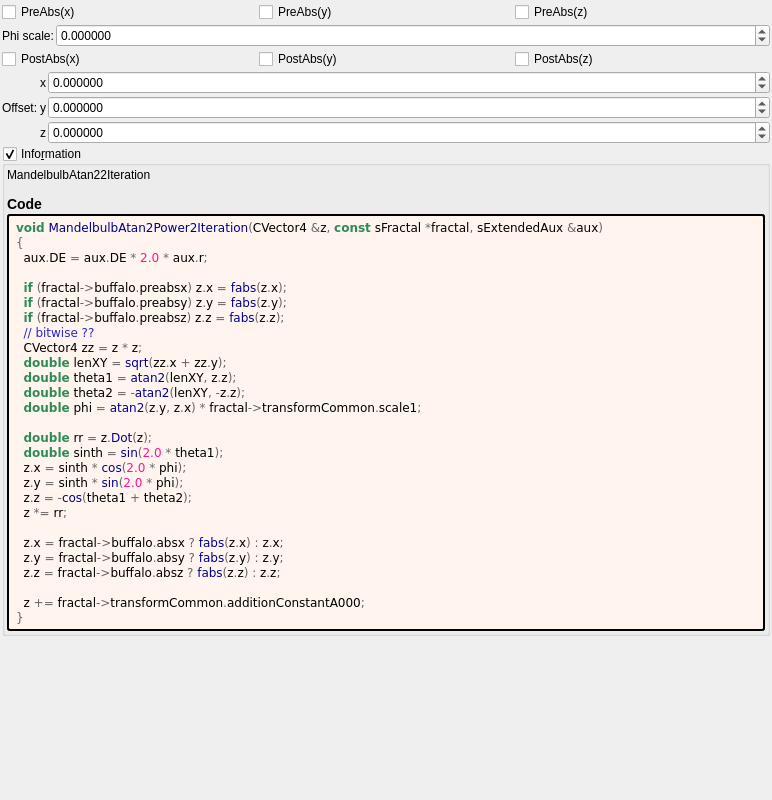
The window that mandelbulber2/formula/ui/mandelbulb_atan2_power2.ui (buddhi1980/mandelbulber2) describes before a commit, drawn with Qt 5.
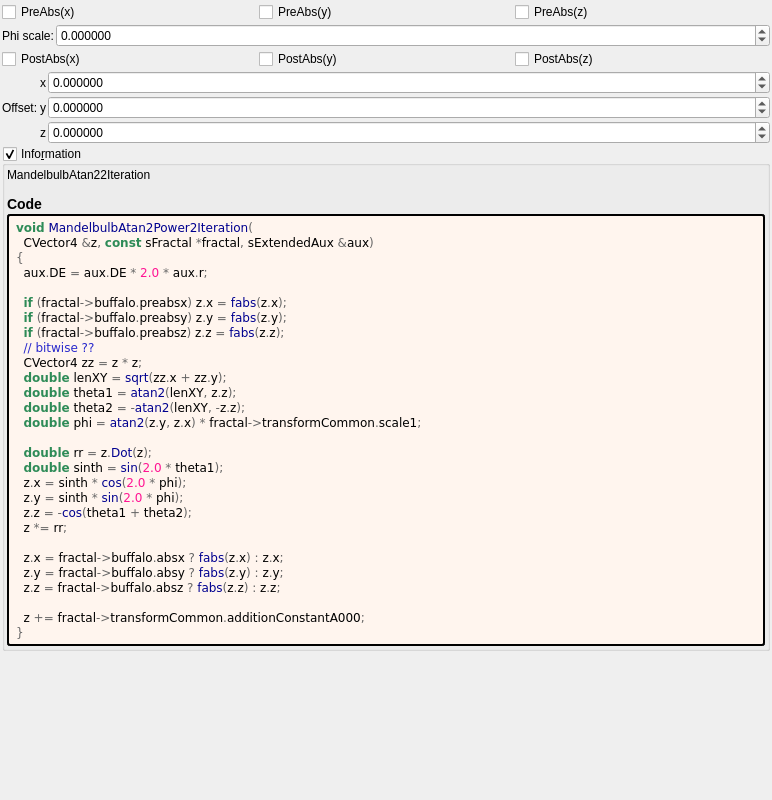
The same window after the commit. Custom widgets are drawn as their Qt base class.

Patch:
```diff
--- a/mandelbulber2/formula/ui/mandelbulb_atan2_power2.ui
+++ b/mandelbulber2/formula/ui/mandelbulb_atan2_power2.ui
@@ -274,7 +274,8 @@
         </property>
         <property name="text">
          <string notr="true">&lt;body style=&quot;background-color:#fff5ee&quot;&gt;
-&lt;pre style=&quot;color:#000000; background-color:#fff5ee;  font-family:'Courier New',monospace;&quot;&gt;&lt;span style=&quot;color:#2e8b57; font-weight:bold&quot;&gt;void&lt;/span&gt; &lt;span style=&quot;color:#00008f&quot;&gt;MandelbulbAtan2Power2Iteration&lt;/span&gt;&lt;span style=&quot;color:#676767&quot;&gt;(&lt;/span&gt;CVector4 &lt;span style=&quot;color:#676767&quot;&gt;&amp;amp;&lt;/span&gt;z&lt;span style=&quot;color:#676767&quot;&gt;,&lt;/span&gt; &lt;span style=&quot;color:#2e8b57; font-weight:bold&quot;&gt;const&lt;/span&gt; sFractal &lt;span style=&quot;color:#676767&quot;&gt;*&lt;/span&gt;fractal&lt;span style=&quot;color:#676767&quot;&gt;,&lt;/span&gt; sExtendedAux &lt;span style=&quot;color:#676767&quot;&gt;&amp;amp;&lt;/span&gt;aux&lt;span style=&quot;color:#676767&quot;&gt;)&lt;/span&gt;
+&lt;pre style=&quot;color:#000000; background-color:#fff5ee;  font-family:'Courier New',monospace;&quot;&gt;&lt;span style=&quot;color:#2e8b57; font-weight:bold&quot;&gt;void&lt;/span&gt; &lt;span style=&quot;color:#00008f&quot;&gt;MandelbulbAtan2Power2Iteration&lt;/span&gt;&lt;span style=&quot;color:#676767&quot;&gt;(&lt;/span&gt;
+  CVector4 &lt;span style=&quot;color:#676767&quot;&gt;&amp;amp;&lt;/span&gt;z&lt;span style=&quot;color:#676767&quot;&gt;,&lt;/span&gt; &lt;span style=&quot;color:#2e8b57; font-weight:bold&quot;&gt;const&lt;/span&gt; sFractal &lt;span style=&quot;color:#676767&quot;&gt;*&lt;/span&gt;fractal&lt;span style=&quot;color:#676767&quot;&gt;,&lt;/span&gt; sExtendedAux &lt;span style=&quot;color:#676767&quot;&gt;&amp;amp;&lt;/span&gt;aux&lt;span style=&quot;color:#676767&quot;&gt;)&lt;/span&gt;
 &lt;span style=&quot;color:#676767&quot;&gt;{&lt;/span&gt;
   aux&lt;span style=&quot;color:#676767&quot;&gt;.&lt;/span&gt;DE &lt;span style=&quot;color:#676767&quot;&gt;=&lt;/span&gt; aux&lt;span style=&quot;color:#676767&quot;&gt;.&lt;/span&gt;DE &lt;span style=&quot;color:#676767&quot;&gt;*&lt;/span&gt; &lt;span style=&quot;color:#ff1493&quot;&gt;2.0&lt;/span&gt; &lt;span style=&quot;color:#676767&quot;&gt;*&lt;/span&gt; aux&lt;span style=&quot;color:#676767&quot;&gt;.&lt;/span&gt;r&lt;span style=&quot;color:#676767&quot;&gt;;&lt;/span&gt;
 
```
